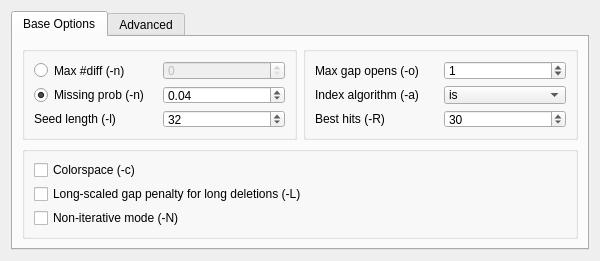
First picture: the form in src/plugins/external_tool_support/src/ui/BwaSettings.ui, repository violethaze74/ugene, before the edit.
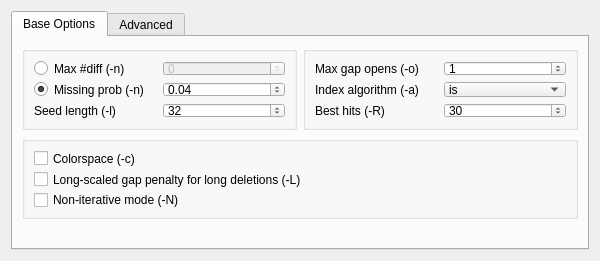
Second picture: the form after the edit.

Diff of the .ui file:
```diff
--- a/src/plugins/external_tool_support/src/ui/BwaSettings.ui
+++ b/src/plugins/external_tool_support/src/ui/BwaSettings.ui
@@ -226,6 +226,13 @@
          </property>
         </spacer>
        </item>
+       <item row="3" column="0" colspan="2">
+        <widget class="QLabel" name="infoLabel">
+         <property name="text">
+          <string/>
+         </property>
+        </widget>
+       </item>
       </layout>
      </widget>
      <widget class="QWidget" name="tab_2">
```
